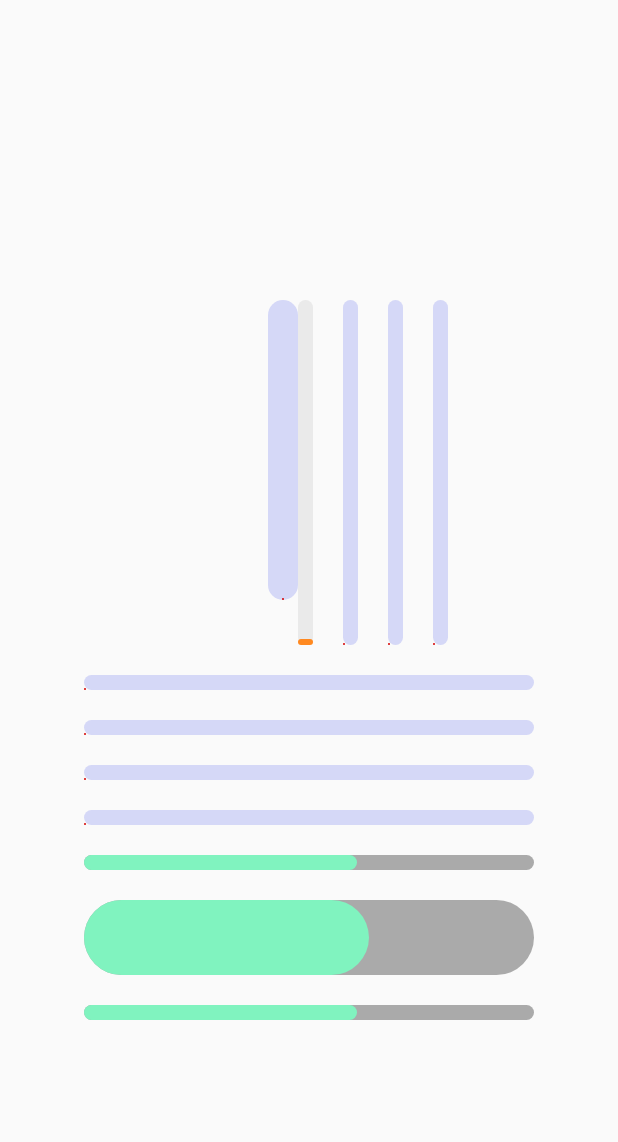
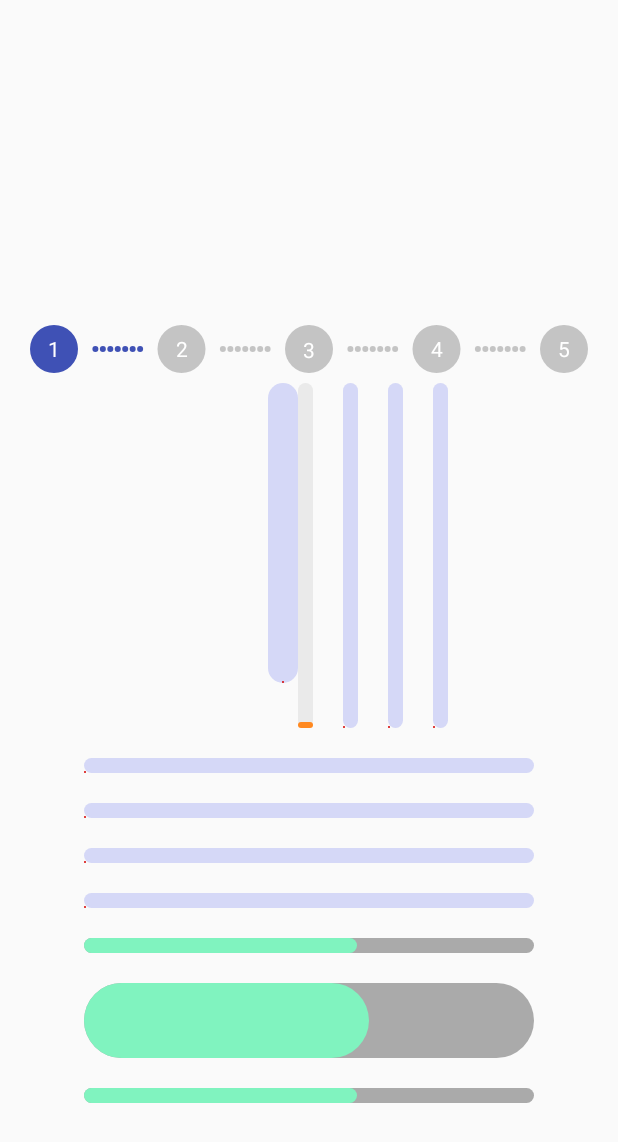
Before and after one commit to AndyFrist/MyViews, an Android app: the layout activity_circle_bitmap.xml on its own in the app's theme, with its tools: preview values and no code run, on a phone screen of 412 x 824 dp. Shown: the top 1142 px of the screen. Run offline under Robolectric (Android 15) with nearby library versions, the phone set to English and light mode, and no system bars.

Commit message:
添加步骤控件

```diff
--- a/app/src/main/java/com/example/huangwenpei/myview/Activity/CircleBitmapActivity.java
+++ b/app/src/main/java/com/example/huangwenpei/myview/Activity/CircleBitmapActivity.java
@@ -22,6 +22,7 @@ import com.example.huangwenpei.myview.View.AutoProgress;
 import com.example.huangwenpei.myview.View.AutoProgressBar;
 import com.example.huangwenpei.myview.View.AutoProgressView;
 import com.example.huangwenpei.myview.View.ProgressBar;
+import com.example.huangwenpei.myview.View.StepView;
 
 public class CircleBitmapActivity extends BaseActivity {
 
@@ -32,7 +33,8 @@ public class CircleBitmapActivity extends BaseActivity {
         super.onCreate(savedInstanceState);
         setContentView(R.layout.activity_circle_bitmap);
         head_imageview = findViewById(R.id.head_imageview);
-
+        StepView stepView = findViewById(R.id.stepView);
+        stepView.setStep(3);
 
         Resources res = getResources();
         Bitmap bmp = BitmapFactory.decodeResource(res, R.drawable.parallax_img);
--- /dev/null
+++ b/app/src/main/java/com/example/huangwenpei/myview/View/StepView.java
@@ -0,0 +1,168 @@
+package com.example.huangwenpei.myview.View;
+
+import android.content.Context;
+import android.content.res.TypedArray;
+import android.graphics.Canvas;
+import android.graphics.Paint;
+import android.graphics.Rect;
+import android.os.Parcel;
+import android.os.Parcelable;
+import android.support.annotation.NonNull;
+import android.support.annotation.Nullable;
+import android.support.v4.content.ContextCompat;
+import android.util.AttributeSet;
+import android.view.View;
+
+import com.example.huangwenpei.myview.R;
+
+public class StepView extends View {
+  private float viewWidth;
+  private Context context;
+  private int count;
+  private int signCount;
+  private float perWidth;
+  private float marginLeft;
+  private Paint paint;
+  private Paint textPaint;
+  private Paint signPaint;
+  private Rect textBound;
+  private float radius;
+  private boolean isLast;
+  private int step;
+  private float textSize;
+  private int textColor;
+  private int circleColor;
+  private int grayColor;
+
+  public StepView(Context context) {
+    this(context, null);
+  }
+
+  public StepView(Context context,
+      @Nullable AttributeSet attrs) {
+    this(context, attrs, 0);
+  }
+
+  public StepView(Context context, @Nullable AttributeSet attrs, int defStyleAttr) {
+    super(context, attrs, defStyleAttr);
+
+    TypedArray typedArray = context.obtainStyledAttributes(attrs, R.styleable.SlidingTabs);
+    count = typedArray.getInteger(R.styleable.SlidingTabs_count, 3);
+    signCount = typedArray.getInteger(R.styleable.SlidingTabs_signCount, count + 2);
+    marginLeft = typedArray.getDimension(R.styleable.SlidingTabs_marginLeft, 10);
+    textSize = typedArray.getDimension(R.styleable.SlidingTabs_textSize, 30);
+    textColor = typedArray.getColor(R.styleable.SlidingTabs_textColor,
+        ContextCompat.getColor(context, R.color.white));
+    circleColor = typedArray.getColor(R.styleable.SlidingTabs_circleColor,
+        ContextCompat.getColor(context, R.color.blue));
+    grayColor = ContextCompat.getColor(context, R.color.gray);
+    radius = typedArray.getDimension(R.styleable.SlidingTabs_circleRadius, 30);
+    paint = new Paint(Paint.ANTI_ALIAS_FLAG);
+    paint.setColor(circleColor);
+    textPaint = new Paint(Paint.ANTI_ALIAS_FLAG);
+    signPaint = new Paint(Paint.ANTI_ALIAS_FLAG);
+    textPaint.setTextSize(textSize);
+    textPaint.setTextAlign(Paint.Align.CENTER);
+    textPaint.setColor(textColor);
+    textBound = new Rect();
+    step = 1;
+    typedArray.recycle();
+  }
+
+  public void setStep(int step) {
+    this.step = step;
+    invalidate();
+  }
+
+  @Override protected void onMeasure(int widthMeasureSpec, int heightMeasureSpec) {
+    super.onMeasure(widthMeasureSpec, heightMeasureSpec);
+    float widthMode = MeasureSpec.getMode(widthMeasureSpec);
+    float heightMode = MeasureSpec.getMode(heightMeasureSpec);
+    float viewHeight = MeasureSpec.getSize(heightMeasureSpec);
+    viewWidth = MeasureSpec.getSize(widthMeasureSpec);
+    perWidth = (viewWidth - marginLeft * 2 - radius * 2) / (count - 1);
+
+    if (heightMode == MeasureSpec.AT_MOST) {
+      viewHeight = radius * 2 + 20;
+    }
+
+    setMeasuredDimension((int) viewWidth, (int) viewHeight);
+  }
+
+  @Override protected void onDraw(Canvas canvas) {
+    super.onDraw(canvas);
+
+    for (int i = 0; i < count; i++) {
+      String text = i + 1 + "";
+      textPaint.getTextBounds(text, 0, text.length(), textBound);
+      float circleX = 0, circleY = getHeight() / 2f;
+      float textX = 0, textY = circleY + textBound.height() / 2f;
+      if (i == 0) {
+        circleX = marginLeft + radius;
+        isLast = false;
+      } else if (i == count - 1) {
+        circleX = viewWidth - marginLeft - radius;
+        isLast = true;
+      } else {
+        circleX = (marginLeft + radius) + perWidth * i;
+        isLast = false;
+      }
+      if (i < step) {
+        paint.setColor(circleColor);
+      } else {
+        paint.setColor(grayColor);
+      }
+      textX = circleX;
+      canvas.drawCircle(circleX, circleY, radius, paint);
+      canvas.drawText(text, textX, textY, textPaint);
+
+      for (int j = 1; j < signCount && !isLast; j++) {
+        float signMargin = (perWidth - radius * 2) / 8;
+        float perSighwidth = (perWidth - radius * 2) * 3 / (4 * signCount);
+        canvas.drawCircle((circleX + radius) + signMargin + perSighwidth * j, circleY, 3, paint);
+      }
+    }
+  }
+
+  @Override protected Parcelable onSaveInstanceState() {
+    Parcelable parcelable = super.onSaveInstanceState();
+    SavedState state = new SavedState(parcelable);
+    state.currentStep = step;
+    return state;
+  }
+
+  @Override protected void onRestoreInstanceState(Parcelable state) {
+    SavedState savedState = (SavedState) state;
+    super.onRestoreInstanceState(savedState.getSuperState());
+    step = savedState.currentStep;
+  }
+
+  /** saved state */
+  static class SavedState extends BaseSavedState {
+    public static final Creator<SavedState> CREATOR =
+        new Creator<SavedState>() {
+          @Override public SavedState createFromParcel(Parcel in) {
+            return new SavedState(in);
+          }
+
+          @Override public SavedState[] newArray(int size) {
+            return new SavedState[size];
+          }
+        };
+    int currentStep;
+
+    public SavedState(Parcelable superState) {
+      super(superState);
+    }
+
+    private SavedState(Parcel in) {
+      super(in);
+      currentStep = in.readInt();
+    }
+
+    @Override public void writeToParcel(@NonNull Parcel dest, int flags) {
+      super.writeToParcel(dest, flags);
+      dest.writeInt(currentStep);
+    }
+  }
+}
--- a/app/src/main/res/layout/activity_circle_bitmap.xml
+++ b/app/src/main/res/layout/activity_circle_bitmap.xml
@@ -12,6 +12,20 @@
         android:id="@+id/head_imageview"
         android:layout_width="200dp"
         android:layout_height="200dp" />
+
+    <com.example.huangwenpei.myview.View.StepView
+        android:id="@+id/stepView"
+        android:layout_width="wrap_content"
+        android:layout_height="wrap_content"
+        android:layout_marginTop="10dp"
+        app:circleColor="@color/colorPrimary"
+        app:circleRadius="16dip"
+        app:count="5"
+        app:marginLeft="20dip"
+        app:signCount="8"
+        app:textColor="@color/white"
+        app:textSize="14sp"
+        />
 
     <LinearLayout
         android:layout_width="match_parent"
--- a/build.gradle
+++ b/build.gradle
@@ -7,7 +7,7 @@ buildscript {
         jcenter()
     }
     dependencies {
-        classpath 'com.android.tools.build:gradle:3.0.0'
+        classpath 'com.android.tools.build:gradle:3.2.1'
 
 
         // NOTE: Do not place your application dependencies here; they belong
```
Also changed, not shown: app/src/main/res/values/attrs.xml (+9 -0 lines).
